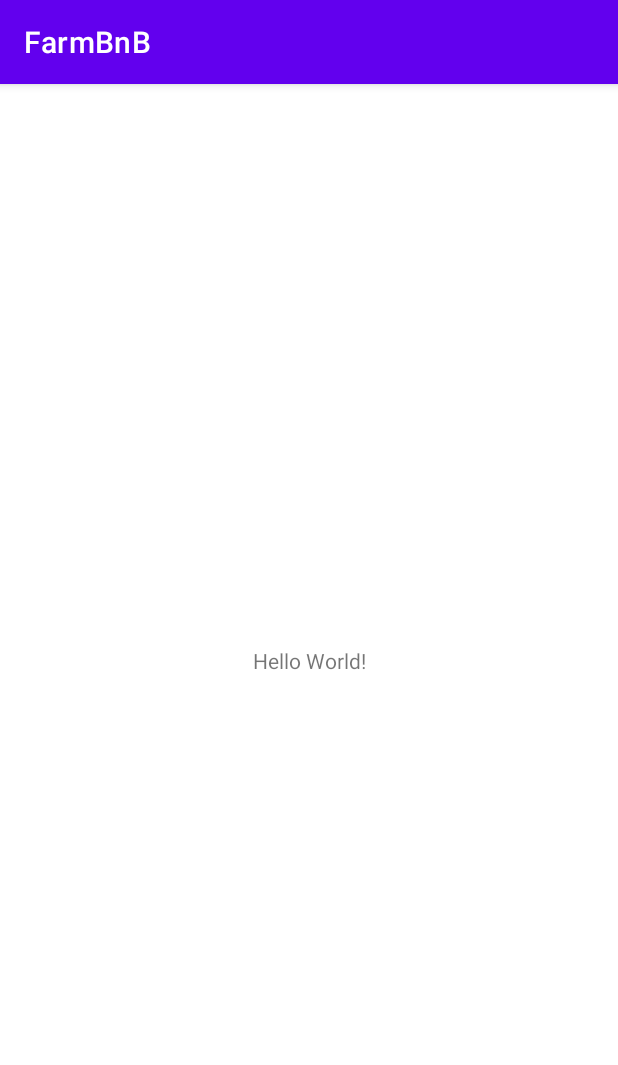
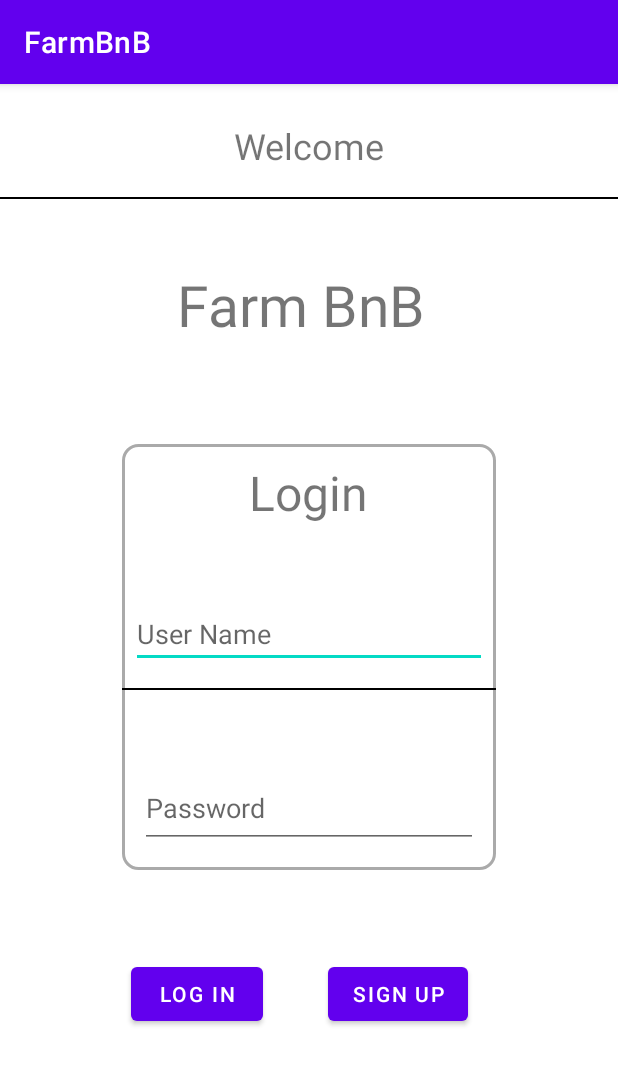
Before and after one commit to J4yLo/FarmBnB, an Android app: the screen it shows after launch (MainActivity), on a phone screen of 412 x 824 dp. Shown: the top 1065 px of the screen. Run offline under Robolectric (Android 15) with nearby library versions, the phone set to English and light mode, and no system bars.

Commit message:
Login Page Ui

```diff
--- /dev/null
+++ b/app/src/main/res/drawable/boxwithroundedges.xml
@@ -0,0 +1,12 @@
+<?xml version="1.0" encoding="utf-8"?>
+<selector xmlns:android="http://schemas.android.com/apk/res/android">
+    <item>
+        <shape android:shape="rectangle">
+            <corners android:radius="10dp"> </corners>
+            <solid android:color="@android:color/transparent" ></solid>
+            <stroke android:width="2dp" android:color="@android:color/darker_gray"></stroke>
+
+        </shape>
+    </item>
+
+</selector>
--- a/app/src/main/res/layout/activity_main.xml
+++ b/app/src/main/res/layout/activity_main.xml
@@ -4,15 +4,135 @@
     xmlns:tools="http://schemas.android.com/tools"
     android:layout_width="match_parent"
     android:layout_height="match_parent"
+    android:background="#00FFFFFF"
+    android:backgroundTint="#00D10808"
     tools:context=".MainActivity">
 
     <TextView
+        android:id="@+id/textView"
+        android:layout_width="174dp"
+        android:layout_height="92dp"
+        android:text="Farm BnB"
+        android:textSize="38dp"
+        app:layout_constraintBottom_toBottomOf="parent"
+        app:layout_constraintHorizontal_bias="0.497"
+        app:layout_constraintLeft_toLeftOf="parent"
+        app:layout_constraintRight_toRightOf="parent"
+        app:layout_constraintTop_toBottomOf="@+id/view2"
+        app:layout_constraintVertical_bias="0.075" />
+
+    <Button
+        android:id="@+id/button"
         android:layout_width="wrap_content"
         android:layout_height="wrap_content"
-        android:text="Hello World!"
+        android:text="Log In"
         app:layout_constraintBottom_toBottomOf="parent"
-        app:layout_constraintLeft_toLeftOf="parent"
-        app:layout_constraintRight_toRightOf="parent"
-        app:layout_constraintTop_toTopOf="parent" />
+        app:layout_constraintEnd_toEndOf="parent"
+        app:layout_constraintHorizontal_bias="0.269"
+        app:layout_constraintStart_toStartOf="parent"
+        app:layout_constraintTop_toBottomOf="@+id/textView5"
+        app:layout_constraintVertical_bias="0.301" />
+
+    <Button
+        android:id="@+id/button2"
+        android:layout_width="wrap_content"
+        android:layout_height="wrap_content"
+        android:text="Sign up"
+        app:layout_constraintBottom_toBottomOf="parent"
+        app:layout_constraintEnd_toEndOf="parent"
+        app:layout_constraintHorizontal_bias="0.687"
+        app:layout_constraintStart_toStartOf="parent"
+        app:layout_constraintTop_toBottomOf="@+id/textView5"
+        app:layout_constraintVertical_bias="0.301" />
+
+    <TextView
+        android:id="@+id/textView4"
+        android:layout_width="wrap_content"
+        android:layout_height="wrap_content"
+        android:text="Welcome"
+        android:textSize="24dp"
+        app:layout_constraintBottom_toTopOf="@+id/view2"
+        app:layout_constraintEnd_toEndOf="parent"
+        app:layout_constraintHorizontal_bias="0.502"
+        app:layout_constraintStart_toStartOf="parent"
+        app:layout_constraintTop_toTopOf="parent"
+        app:layout_constraintVertical_bias="0.581" />
+
+    <TextView
+        android:id="@+id/textView5"
+        android:layout_width="249dp"
+        android:layout_height="284dp"
+        android:background="@drawable/boxwithroundedges"
+        app:layout_constraintBottom_toBottomOf="parent"
+        app:layout_constraintEnd_toEndOf="parent"
+        app:layout_constraintStart_toStartOf="parent"
+        app:layout_constraintTop_toBottomOf="@+id/view2"
+        app:layout_constraintVertical_bias="0.401" />
+
+    <View
+        android:id="@+id/view2"
+        android:layout_width="0dp"
+        android:layout_height="1dp"
+        android:background="@color/black"
+        app:layout_constraintBottom_toBottomOf="parent"
+        app:layout_constraintEnd_toEndOf="parent"
+        app:layout_constraintHorizontal_bias="1.0"
+        app:layout_constraintStart_toStartOf="parent"
+        app:layout_constraintTop_toTopOf="parent"
+        app:layout_constraintVertical_bias="0.098" />
+
+    <View
+        android:id="@+id/view4"
+        android:layout_width="0dp"
+        android:layout_height="1dp"
+        android:background="@color/black"
+        app:layout_constraintBottom_toBottomOf="@+id/textView5"
+        app:layout_constraintEnd_toEndOf="@+id/textView5"
+        app:layout_constraintHorizontal_bias="0.0"
+        app:layout_constraintStart_toStartOf="@+id/textView5"
+        app:layout_constraintTop_toTopOf="@+id/textView5"
+        app:layout_constraintVertical_bias="0.575" />
+
+    <EditText
+        android:id="@+id/editUsername"
+        android:layout_width="237dp"
+        android:layout_height="45dp"
+
+        android:ems="10"
+        android:hint="User Name"
+        android:inputType="textEmailAddress"
+        app:layout_constraintBottom_toTopOf="@+id/view4"
+        app:layout_constraintEnd_toEndOf="@+id/textView5"
+        app:layout_constraintStart_toStartOf="@+id/textView5"
+        app:layout_constraintTop_toTopOf="@+id/textView5"
+        app:layout_constraintVertical_bias="0.884" />
+
+    <EditText
+        android:id="@+id/editTextTextPassword"
+        android:layout_width="225dp"
+        android:layout_height="53dp"
+
+        android:ems="10"
+        android:hint="Password"
+        android:inputType="textPassword"
+        app:layout_constraintBottom_toBottomOf="@+id/textView5"
+        app:layout_constraintEnd_toEndOf="@+id/textView5"
+        app:layout_constraintStart_toStartOf="@+id/textView5"
+        app:layout_constraintTop_toBottomOf="@+id/view4"
+        app:layout_constraintVertical_bias="0.776" />
+
+    <TextView
+        android:id="@+id/textView6"
+        android:layout_width="wrap_content"
+        android:layout_height="wrap_content"
+        android:text="Login"
+        android:textSize="32dp"
+        app:layout_constraintBottom_toTopOf="@+id/editUsername"
+        app:layout_constraintEnd_toEndOf="@+id/textView5"
+        app:layout_constraintHorizontal_bias="0.497"
+        app:layout_constraintStart_toStartOf="@+id/textView5"
+        app:layout_constraintTop_toTopOf="@+id/textView5"
+        app:layout_constraintVertical_bias="0.18" />
+
 
 </androidx.constraintlayout.widget.ConstraintLayout>
```
